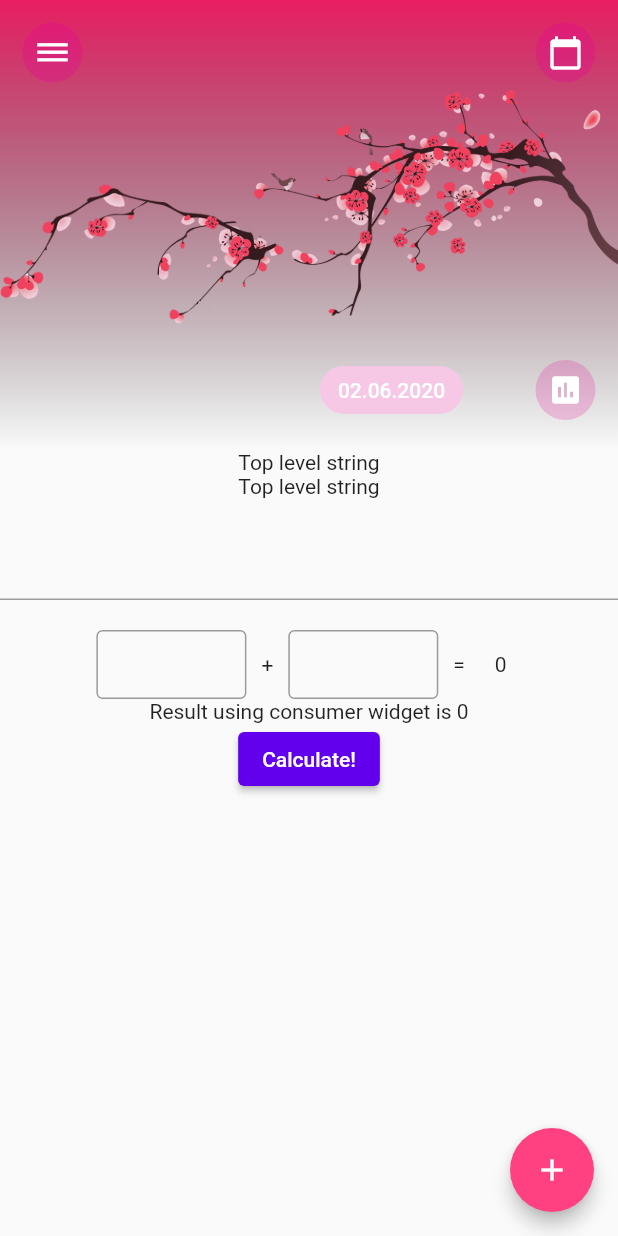
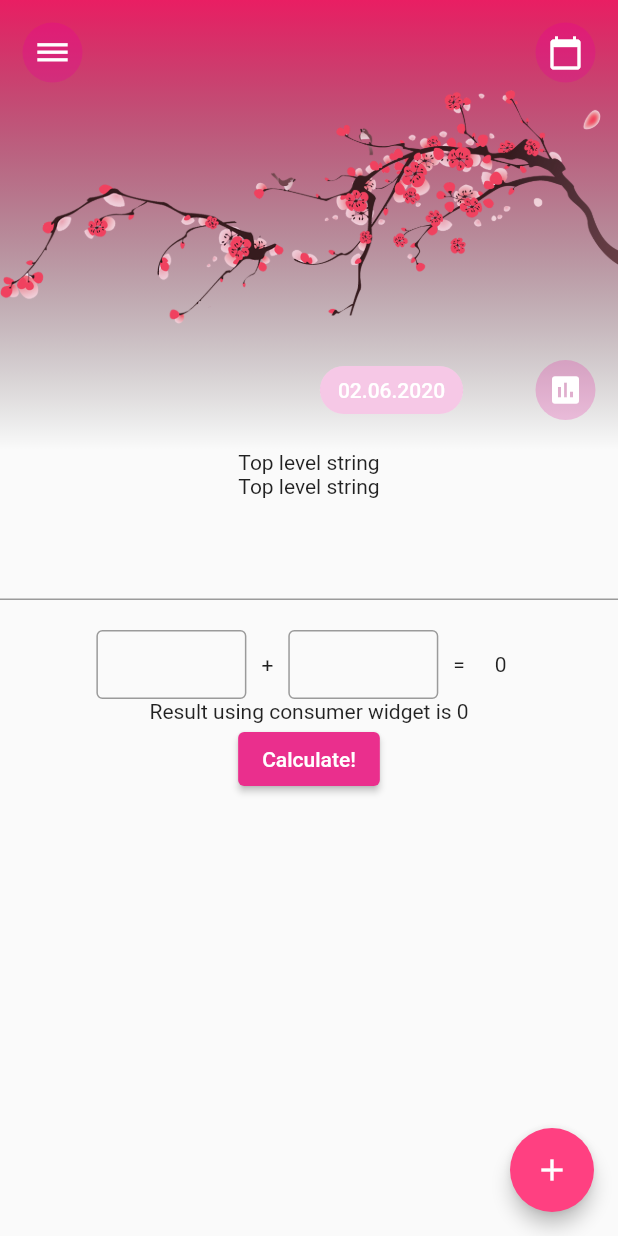
Before and after one commit to IDHaunter/affairs, a Flutter app: the screen it shows after launch, after a tap on "Calculate!", on a phone screen of 412 x 824 dp. Run offline on Flutter 3.47's test engine with Material 2 defaults, Android fonts, the phone set to English and light mode, and no system bars; our stand-ins replace get_it, google_fonts, shared_preferences; generated files the repository leaves out were written again; statements that could not run were skipped.

Commit message:
color srokes

```diff
--- a/lib/main.dart
+++ b/lib/main.dart
@@ -2,6 +2,8 @@ import 'app/pages/home_page.dart';
 import 'core/common_export.dart';
 
 void main() {
+  //инициализация наших цветовых схем
+  themeProvider.init();
   runApp(MyApp());
 }
 
@@ -36,10 +38,11 @@ class _MyAppState extends State<MyApp> {
     //Удалям прослушку настроек цветовой схемы т.к. менять её по ходу работы приложения не планируем
     //WidgetsBinding.instance.removeObserver(widget);
     //В соответствии с цветовой схемой подключаем тему при этом добавляя немного цветовых акцентов
-    ThemeData theme = ThemeData(
-        primaryColor: Colors.pink,
-        colorScheme: brightness == Brightness.dark ? const ColorScheme.dark() :  const ColorScheme.light(),
-      //ColorScheme.fromSwatch()
+    ThemeData currentTheme = ThemeData(
+        primarySwatch: Colors.pink,
+        colorScheme: themeProvider.isDarkMode() ? const ColorScheme.dark() :  const ColorScheme.light(),
+      // colorScheme: brightness == Brightness.dark ? const ColorScheme.dark() :  const ColorScheme.light(),
+      //colorScheme: ColorScheme.fromSwatch(),
     );
 
 
@@ -67,8 +70,8 @@ class _MyAppState extends State<MyApp> {
       //
       child: MaterialApp(
         debugShowCheckedModeBanner: false, //отключает баннер Debug в верхнем правом углу
-        theme: theme.copyWith(
-          colorScheme: theme.colorScheme.copyWith(secondary: Colors.pinkAccent, ),
+        theme: currentTheme.copyWith(
+          colorScheme: currentTheme.colorScheme.copyWith(secondary: theme.accent() , primary: theme.primary() ), //Colors.pinkAccent Colors.pink
         ),
         title: 'Менеджер дел',
         localizationsDelegates: const [
--- a/lib/theme/dark/dark_theme.dart
+++ b/lib/theme/dark/dark_theme.dart
@@ -10,9 +10,9 @@ class DarkTheme extends ITheme {
 
   DarkTheme._internal();
 
-  final Color _primary = const Color(0xFFE91E63); //applicationbar
+  final Color _primary = const Color(0xFFEA2F8D);
   final Color _secondary = const Color(0xFF302A2E);
-  final Color _accent = const Color(0xFFFF4081); //buttons
+  final Color _accent = const Color(0xFFFF4081);
   final Color _majorShadow = const Color(0x29B1196F);
   final Color _textPrimary = const Color(0xFFFFFFFF);
   final Color _textSecondary = const Color(0x80FFFFFF);
--- a/lib/theme/light/light_theme.dart
+++ b/lib/theme/light/light_theme.dart
@@ -10,9 +10,9 @@ class LightTheme extends ITheme {
 
   LightTheme._internal();
 
-  final Color _primary = const Color(0xFFE91E63); //applicationbar
+  final Color _primary = const Color(0xFFEA2F8D);
   final Color _secondary = const Color(0xFFFFFFFF);
-  final Color _accent = const Color(0xFFFF4081); //buttons (foreground)
+  final Color _accent = const Color(0xFFFF4081);
   final Color _majorShadow = const Color(0x29B1196F);
   final Color _textPrimary = const Color(0xFF131E17);
   final Color _textSecondary = const Color(0x80131E17);
```
Also changed, not shown: lib/tests/test_change_notifier_provider.dart (+1 -1 lines).
